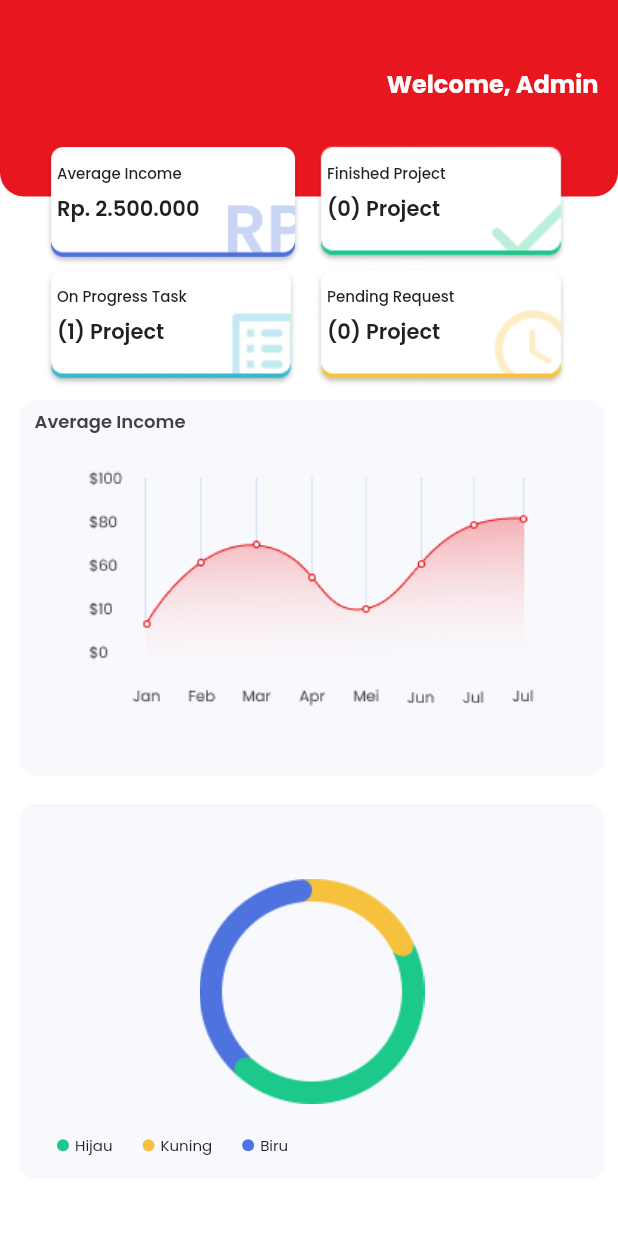
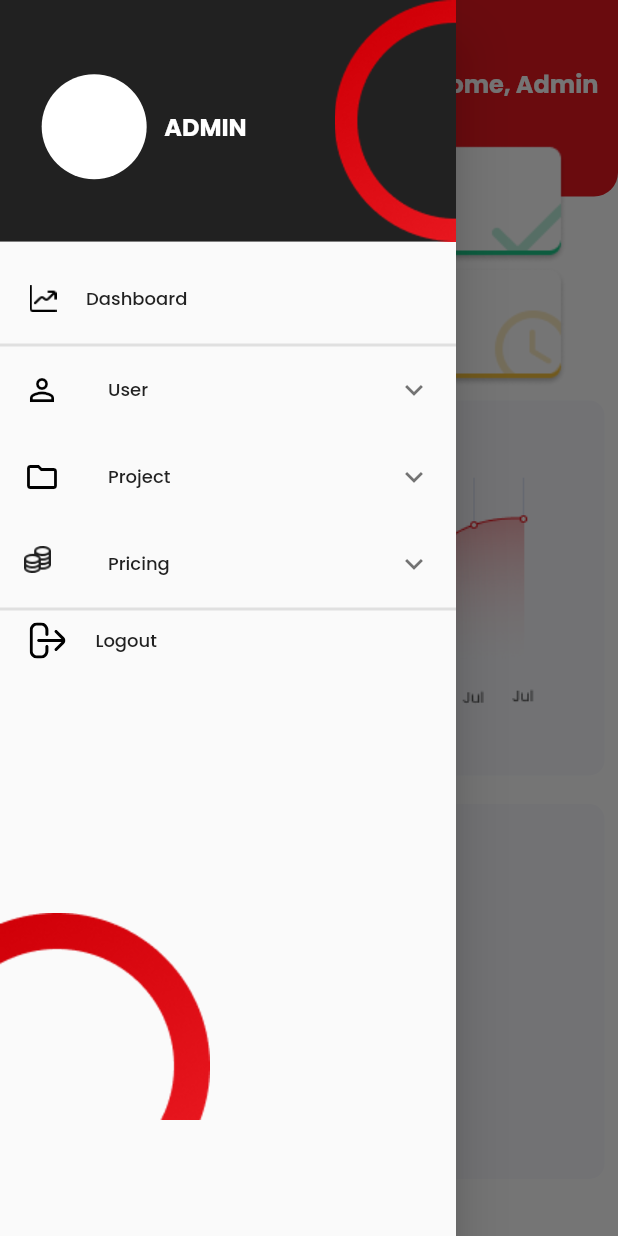
Before and after one commit to magang-wit-id/project101, a Flutter app: the screen it shows after launch, with the side drawer open (before the commit the screen has no drawer), on a phone screen of 412 x 824 dp. Run offline on Flutter 3.47's test engine with Material 2 defaults, Android fonts, the phone set to English and light mode, and no system bars; our stand-ins replace flutter_svg, google_fonts.

Commit message:
Drawer ujicoba belum fix

```diff
--- a/wit101/lib/view/screens/dashboard.dart
+++ b/wit101/lib/view/screens/dashboard.dart
@@ -1,13 +1,20 @@
 import 'package:flutter/material.dart';
+import 'package:flutter_svg/flutter_svg.dart';
 import 'package:wit101/utility/poppins_text.dart';
 import 'package:wit101/utility/warna.dart';
+import 'package:wit101/widgets/MyDrawer.dart';
 
 class Dashboard extends StatelessWidget {
   const Dashboard({Key? key}) : super(key: key);
 
   @override
   Widget build(BuildContext context) {
+    final GlobalKey<ScaffoldState> _scaffoldKey = new GlobalKey<ScaffoldState>();
     return Scaffold(
+      extendBodyBehindAppBar: true,
+      key: _scaffoldKey,
+      appBar: AppBar( backgroundColor: Colors.transparent,elevation: 0, ),
+       drawer: MyDrawer(),
       body: SingleChildScrollView(
         child: Stack(
           clipBehavior: Clip.none,
--- /dev/null
+++ b/wit101/lib/widgets/MyDrawer.dart
@@ -0,0 +1,208 @@
+import 'package:flutter/material.dart';
+import 'package:flutter_svg/flutter_svg.dart';
+import 'package:wit101/utility/poppins_text.dart';
+import 'package:wit101/utility/warna.dart';
+class MyDrawer extends StatelessWidget {
+  const MyDrawer({
+    Key? key,
+  }) : super(key: key);
+
+  @override
+  Widget build(BuildContext context) {
+    return Drawer(
+    child: ListView(
+      padding: EdgeInsets.zero,
+      children: [
+      DrawerHeader(
+       decoration: BoxDecoration(
+         color: MyColors.black(),
+         image: DecorationImage(image: AssetImage('assets/png/circle_3.png'), alignment: Alignment.topRight , filterQuality: FilterQuality.high)
+       ),
+       child: Row(
+         mainAxisAlignment: MainAxisAlignment.spaceEvenly,
+         children: [
+         CircleAvatar( radius: 35.0, backgroundColor: Colors.white,),
+         PoppinsText.custom(text: 'ADMIN', fontSize: 16, warna: Colors.white, fontWeight: FontWeight.w700),
+          SizedBox(width: 100,),
+       ],)
+     ),
+     Padding(padding: EdgeInsets.only(top: 10,)),
+     GestureDetector(
+       onTap: (){
+
+       },
+       child: Row(
+         mainAxisAlignment: MainAxisAlignment.spaceEvenly,
+
+         children: [
+           Image(image: AssetImage('assets/png/Vector.png'), width: 18 , height: 18, color: Colors.black,),
+       PoppinsText.custom(text: 'Dashboard', fontSize: 12, warna: MyColors.black(), fontWeight: FontWeight.w500),
+              Padding(padding: EdgeInsets.only(left: 120)),
+            SizedBox(height: 40,)
+         ],
+       ),
+     ),
+     Padding(padding: EdgeInsets.only(bottom: 10)),
+      Container(height: 2, color: Colors.grey.shade300,),
+     ExpansionTile(
+       title:    PoppinsText.custom(text: 'User', fontSize: 12, warna: MyColors.black(), fontWeight: FontWeight.w500),
+       leading: Icon(Icons.person_outline , color: Colors.black,),
+       children: <Widget>[
+         Padding(
+           padding: const EdgeInsets.symmetric(horizontal: 16.0),
+           child: Align(
+             alignment: Alignment.topLeft,
+             child: Container(
+               color: Colors.grey.shade100,
+               child: Column(
+                 mainAxisAlignment: MainAxisAlignment.start,
+                 children: <Widget>[
+                   SizedBox(height: 10,),
+                   Row(
+                      mainAxisAlignment: MainAxisAlignment.spaceEvenly,
+                     children: [
+                       Icon(Icons.people),
+                       PoppinsText.custom(text: 'User List', fontSize: 12, warna: MyColors.black(), fontWeight: FontWeight.w500),
+                        Padding(padding: EdgeInsets.only(left: 120)),
+                     ],
+                   ),
+                    SizedBox(height: 10,),
+                   Row(
+                      mainAxisAlignment: MainAxisAlignment.spaceEvenly,
+                     children: [
+                       Icon(Icons.person_add),
+                       PoppinsText.custom(text: 'User Add', fontSize: 12, warna: MyColors.black(), fontWeight: FontWeight.w500),
+                        Padding(padding: EdgeInsets.only(left: 120)),
+                     ],
+                   ),
+                    SizedBox(height: 10,),
+                   Row(
+                      mainAxisAlignment: MainAxisAlignment.spaceEvenly,
+                     children: [
+                       Icon(Icons.groups_rounded),
+                      PoppinsText.custom(text: 'Role List', fontSize: 12, warna: MyColors.black(), fontWeight: FontWeight.w500),
+                        Padding(padding: EdgeInsets.only(left: 120)),
+                     ],
+                   ),
+                    SizedBox(height: 15,),
+
+                 ],
+               ),
+             ),
+           ),
+         ),
+       ],
+     ),
+
+     ExpansionTile(
+       title: PoppinsText.custom(text: 'Project', fontSize: 12, warna: MyColors.black(), fontWeight: FontWeight.w500),
+       leading: Icon(Icons.folder_outlined ,color: Colors.black, ),
+       children: <Widget>[
+         Padding(
+           padding: const EdgeInsets.symmetric(horizontal: 16.0),
+           child: Align(
+             alignment: Alignment.topLeft,
+             child: Container(
+               color: Colors.grey.shade100,
+               child: Column(
+                 mainAxisAlignment: MainAxisAlignment.start,
+                 mainAxisSize: MainAxisSize.min,
+                 children: <Widget>[
+                   SizedBox(height: 10,),
+                     Row(
+                        mainAxisAlignment: MainAxisAlignment.spaceEvenly,
+                       children: [
+                         Image(image: AssetImage('assets/png/iconShare.png'), width: 20 , height: 20, color:MyColors.black(),),
+                         PoppinsText.custom(text: 'Project List', fontSize: 12, warna: MyColors.black(), fontWeight: FontWeight.w500),
+                          Padding(padding: EdgeInsets.only(left: 120)),
+                       ],
+                     ),
+                      SizedBox(height: 10,),
+                     Row(
+                        mainAxisAlignment: MainAxisAlignment.spaceEvenly,
+                       children: [
+                         Icon(Icons.create_new_folder_rounded),
+                        PoppinsText.custom(text: 'Add Project', fontSize: 12, warna: MyColors.black(), fontWeight: FontWeight.w500),
+                          Padding(padding: EdgeInsets.only(left: 120)),
+                       ],
+                     ),
+                      SizedBox(height: 10,),
+                     Row(
+                        mainAxisAlignment: MainAxisAlignment.spaceEvenly,
+                       children: [
+                         Icon(Icons.folder_copy_sharp),
+                        PoppinsText.custom(text: 'Join Project', fontSize: 12, warna: MyColors.black(), fontWeight: FontWeight.w500),
+                          Padding(padding: EdgeInsets.only(left: 120)),
+                       ],
+                     ),
+                      SizedBox(height: 15,),
+
+                 ],
+               ),
+             ),
+           ),
+         ),
+       ],
+     ),
+
+      ExpansionTile(
+       title: PoppinsText.custom(text: 'Pricing', fontSize: 12, warna: MyColors.black(), fontWeight: FontWeight.w500),
+       leading:  Image(image: AssetImage('assets/png/iconPrice.png'), width: 18 , height: 18, color:MyColors.black(),),
+       children: <Widget>[
+         Padding(
+           padding: const EdgeInsets.symmetric(horizontal: 16.0),
+           child: Align(
+             alignment: Alignment.topLeft,
+             child: Container(
+               color: Colors.grey.shade100,
+               child: Column(
+                 mainAxisAlignment: MainAxisAlignment.start,
+                 mainAxisSize: MainAxisSize.min,
+                 children: <Widget>[
+                   SizedBox(height: 10,),
+                     Row(
+                        mainAxisAlignment: MainAxisAlignment.spaceEvenly,
+                       children: [
+                         Icon(Icons.wallet),
+                         PoppinsText.custom(text: 'Price List', fontSize: 12, warna: MyColors.black(), fontWeight: FontWeight.w500),
+                          Padding(padding: EdgeInsets.only(left: 120)),
+                       ],
+                     ),
+                      SizedBox(height: 10,),
+                     Row(
+                        mainAxisAlignment: MainAxisAlignment.spaceEvenly,
+                       children: [
+                         Icon(Icons.price_change_outlined),
+                         PoppinsText.custom(text: 'Add Price', fontSize: 12, warna: MyColors.black(), fontWeight: FontWeight.w500),
+                          Padding(padding: EdgeInsets.only(left: 120)),
+                       ],
+                     ),
+                      SizedBox(height: 15,),
+
+                 ],
+               ),
+             ),
+           ),
+         ),
+       ],
+     ),
+      Container(height: 2, color: Colors.grey.shade300,),
+        Row(
+       mainAxisAlignment: MainAxisAlignment.spaceEvenly,
+
+       children: [
+            SvgPicture.asset('assets/svg/iconLogout.svg'),
+     PoppinsText.custom(text: 'Logout', fontSize: 12, warna: MyColors.black(), fontWeight: FontWeight.w500),
+            Padding(padding: EdgeInsets.only(left: 140)),
+          SizedBox(height: 40,),]
+     ),
+       Image(image: AssetImage('assets/png/circle_4.png'), alignment: Alignment.bottomLeft , filterQuality: FilterQuality.high)
+      ],
+    ),
+  );
+  }
+}
+class ChangeColor {
+  bool selected = false;
+
+}
```
Also changed, not shown: wit101/assets/png/Vector.png (added), wit101/assets/png/circle_4.png (added), wit101/assets/png/iconPrice.png (added), wit101/assets/png/iconShare.png (added), wit101/assets/svg/iconLogout.svg (added).
